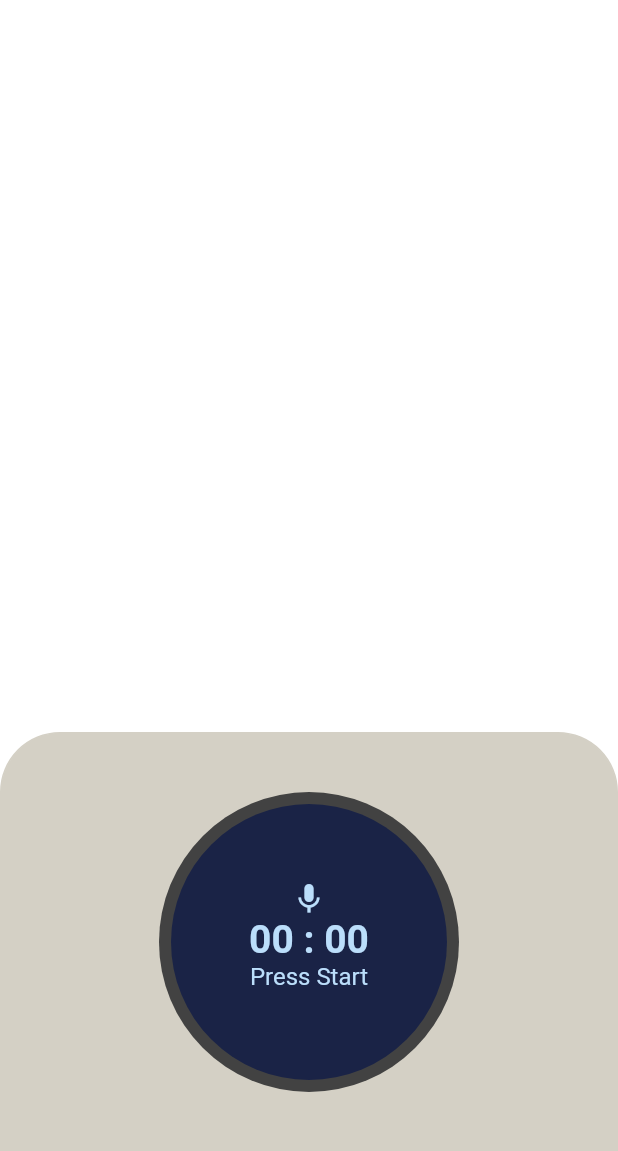
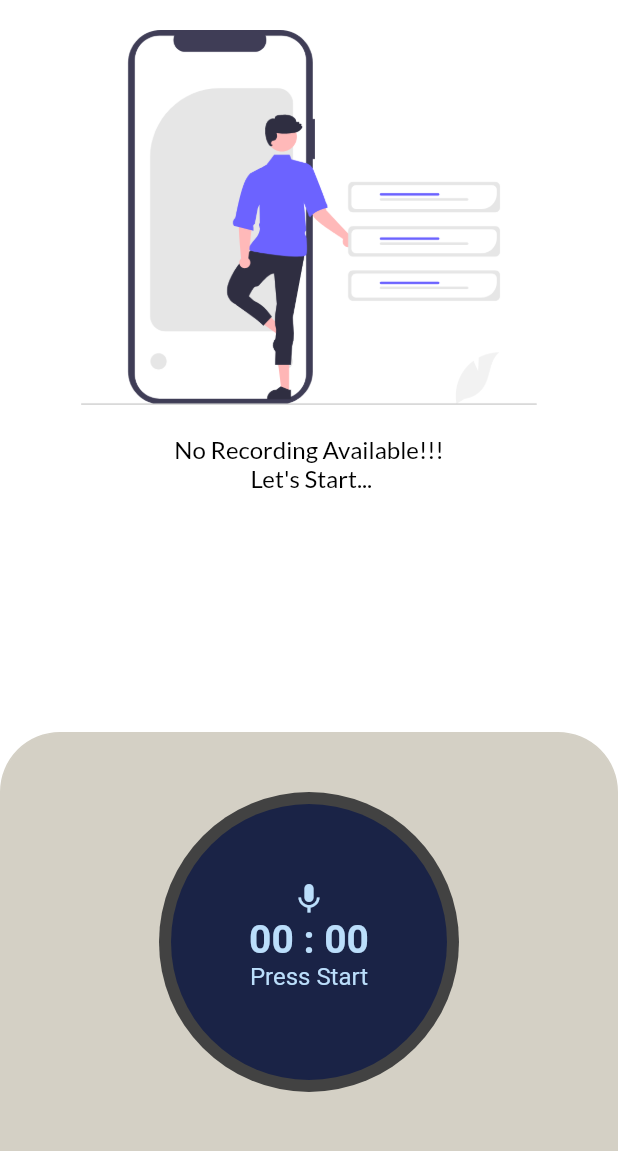
Before and after one commit to KasunHasanga/flutter_voice_recorder, a Flutter app: the screen it shows after launch, on a phone screen of 412 x 824 dp, the part 84-1235 px from its top. Run offline on Flutter 3.47's test engine with Material 2 defaults, Android fonts, the phone set to English and light mode, and no system bars; drawn by our look-alikes of avatar_glow, pull_to_refresh; our stand-ins replace flutter_spinkit, get, get_storage, google_fonts, just_audio, permission_handler and 2 more; missing offline and left inert: app_settings, audio_session, flutter_sound.

Commit message:
add no recording availble placeholder

```diff
--- a/lib/main.dart
+++ b/lib/main.dart
@@ -139,7 +139,7 @@ class _HomePageState extends State<HomePage> {
                 controller: _refreshController,
                 onRefresh: _onRefresh,
                 onLoading: _onLoading,
-                child: ListView.builder(
+                child: (records.isNotEmpty)?ListView.builder(
                   itemBuilder: (c, i) => Card(
                       child: ListTile(
                     title: Text(
@@ -167,7 +167,24 @@ class _HomePageState extends State<HomePage> {
                   )),
                   itemExtent: 100.0,
                   itemCount: records.length,
-                ),
+                ):Column(
+                  children: [
+                    Container(
+                      margin: EdgeInsets.only(top: 20,bottom: 20),
+                      height: 250,
+                      width: MediaQuery.of(context).size.width,
+                      decoration: const BoxDecoration(
+                        image: DecorationImage(
+                          image: AssetImage(
+                              'images/background.png'),
+                          // fit: BoxFit.fill,
+                        ),
+                        shape: BoxShape.rectangle,
+                      ),
+                    ),
+                    Text("No Recording Available!!!\n Let\'s Start...",textAlign: TextAlign.center,style: titleStyle,)
+                  ],
+                )
               )),
           Container(
             color: backgroundColor,
@@ -260,8 +277,6 @@ class _HomePageState extends State<HomePage> {
           backgroundColor: avatorGrowColor,
           child: GestureDetector(
             onTap: () async {
-              // bool isPermissionOk=await recorder.checkMicrophonePermission();
-              // if (isPermissionOk){
               await recorder.toggleRecording();
               final isRecording = recorder.isRecording;
               setState(() {
@@ -272,9 +287,6 @@ class _HomePageState extends State<HomePage> {
                   _onRefresh();
                 }
               });
-              // }else{
-              //   print("Something went Wrong");
-              // }
             },
             child: CircleAvatar(
               backgroundColor: Colors.indigo.shade900.withBlue(70),
--- a/pubspec.yaml
+++ b/pubspec.yaml
@@ -71,8 +71,8 @@ flutter:
   uses-material-design: true
 
   # To add assets to your application, add an assets section, like this:
-  # assets:
-  #   - images/a_dot_burr.jpeg
+  assets:
+    - images/
   #   - images/a_dot_ham.jpeg
 
   # An image asset can refer to one or more resolution-specific "variants", see
```
Also changed, not shown: images/background.png (added).
